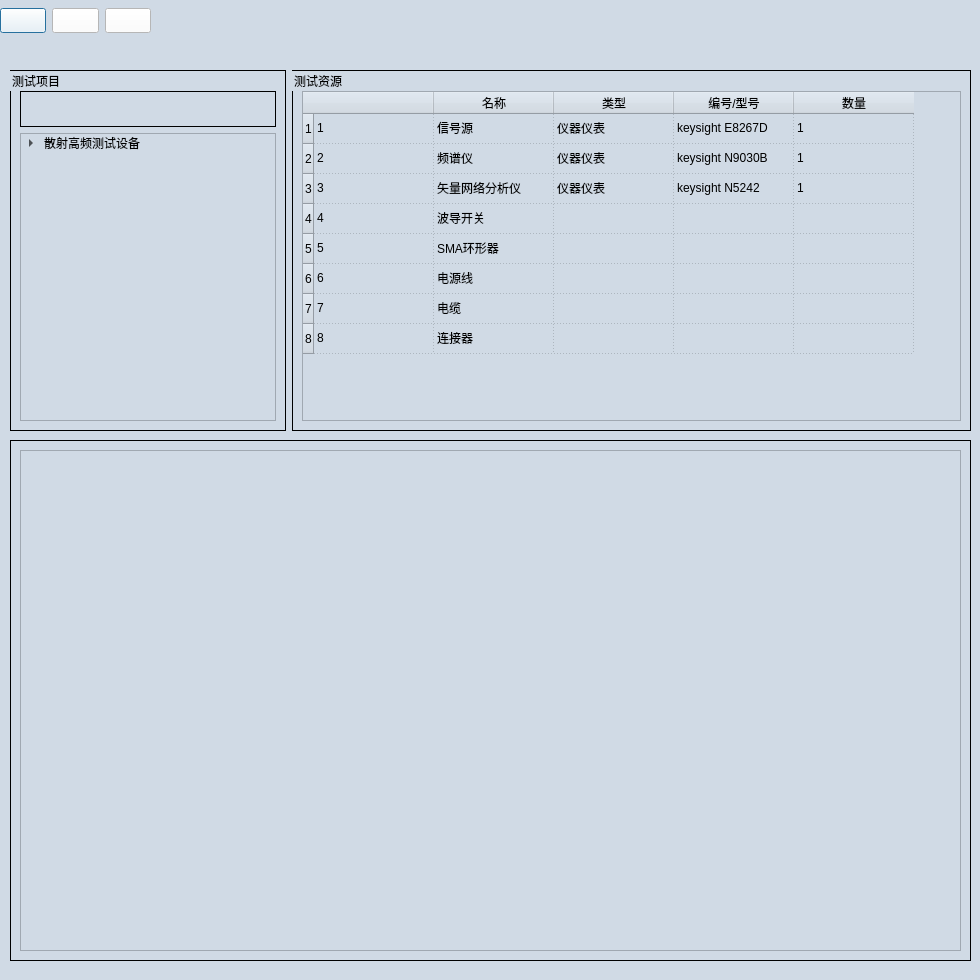
Qt form ui/high_freq_device.ui (gaoxingyu-hub/HUA54testframework) before a commit.
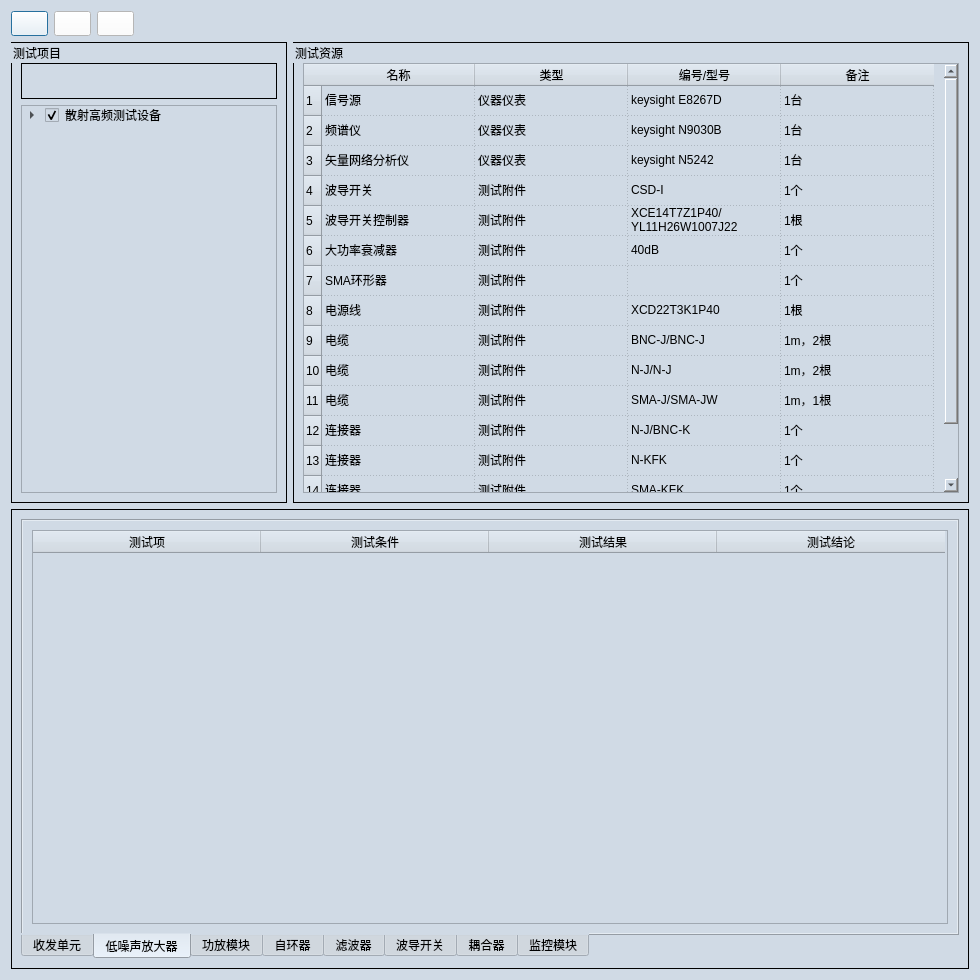
The same form after that commit. Icons and pictures are not drawn.

Commit message: add high_freq_device code

The edit to the form file:
```diff
--- a/ui/high_freq_device.ui
+++ b/ui/high_freq_device.ui
@@ -64,59 +64,8 @@
 border:1px solid rgb(0, 0, 0); 
 }</string>
   </property>
-  <widget class="QSplitter" name="splitter">
-   <property name="geometry">
-    <rect>
-     <x>0</x>
-     <y>0</y>
-     <width>0</width>
-     <height>0</height>
-    </rect>
-   </property>
-   <property name="orientation">
-    <enum>Qt::Horizontal</enum>
-   </property>
-  </widget>
-  <widget class="QSplitter" name="splitter_4">
-   <property name="geometry">
-    <rect>
-     <x>0</x>
-     <y>0</y>
-     <width>0</width>
-     <height>0</height>
-    </rect>
-   </property>
-   <property name="orientation">
-    <enum>Qt::Horizontal</enum>
-   </property>
-  </widget>
-  <widget class="QGroupBox" name="groupBox_test_results">
-   <property name="geometry">
-    <rect>
-     <x>10</x>
-     <y>440</y>
-     <width>961</width>
-     <height>521</height>
-    </rect>
-   </property>
-   <property name="title">
-    <string/>
-   </property>
-   <layout class="QGridLayout" name="gridLayout_4">
+  <layout class="QGridLayout" name="gridLayout_8">
     <item row="0" column="0">
-     <widget class="QTableWidget" name="tableWidget_test_results"/>
-    </item>
-   </layout>
-  </widget>
-  <widget class="QWidget" name="layoutWidget">
-   <property name="geometry">
-    <rect>
-     <x>0</x>
-     <y>0</y>
-     <width>151</width>
-     <height>42</height>
-    </rect>
-   </property>
    <layout class="QGridLayout" name="gridLayout">
     <item row="0" column="0">
      <widget class="QPushButton" name="pushButton_start">
@@ -179,17 +128,22 @@
       </property>
      </widget>
     </item>
-   </layout>
-  </widget>
-  <widget class="QWidget" name="layoutWidget">
-   <property name="geometry">
-    <rect>
-     <x>10</x>
-     <y>70</y>
-     <width>961</width>
-     <height>361</height>
-    </rect>
-   </property>
+     <item row="0" column="3">
+      <spacer name="horizontalSpacer">
+       <property name="orientation">
+        <enum>Qt::Horizontal</enum>
+       </property>
+       <property name="sizeHint" stdset="0">
+        <size>
+         <width>40</width>
+         <height>20</height>
+        </size>
+       </property>
+      </spacer>
+     </item>
+    </layout>
+   </item>
+   <item row="1" column="0">
    <layout class="QHBoxLayout" name="horizontalLayout" stretch="0,2">
     <item>
      <widget class="QGroupBox" name="groupBox_test_modules">
@@ -244,6 +198,9 @@
             <property name="text">
              <string>散射高频测试设备</string>
             </property>
+             <property name="checkState">
+              <enum>Checked</enum>
+             </property>
             <property name="flags">
              <set>ItemIsSelectable|ItemIsEditable|ItemIsDragEnabled|ItemIsUserCheckable|ItemIsEnabled</set>
             </property>
@@ -313,7 +270,13 @@
           <bool>true</bool>
          </attribute>
          <attribute name="horizontalHeaderDefaultSectionSize">
-          <number>120</number>
+           <number>153</number>
+          </attribute>
+          <attribute name="horizontalHeaderStretchLastSection">
+           <bool>false</bool>
+          </attribute>
+          <attribute name="verticalHeaderStretchLastSection">
+           <bool>false</bool>
          </attribute>
          <row>
           <property name="text">
@@ -355,11 +318,41 @@
            <string>8</string>
           </property>
          </row>
-         <column>
+          <row>
           <property name="text">
-           <string/>
-          </property>
-         </column>
+            <string>9</string>
+           </property>
+          </row>
+          <row>
+           <property name="text">
+            <string>10</string>
+           </property>
+          </row>
+          <row>
+           <property name="text">
+            <string>11</string>
+           </property>
+          </row>
+          <row>
+           <property name="text">
+            <string>12</string>
+           </property>
+          </row>
+          <row>
+           <property name="text">
+            <string>13</string>
+           </property>
+          </row>
+          <row>
+           <property name="text">
+            <string>14</string>
+           </property>
+          </row>
+          <row>
+           <property name="text">
+            <string>15</string>
+           </property>
+          </row>
          <column>
           <property name="text">
            <string>名称</string>
@@ -377,140 +370,484 @@
          </column>
          <column>
           <property name="text">
-           <string>数量</string>
+            <string>备注</string>
           </property>
          </column>
          <item row="0" column="0">
-          <property name="text">
-           <string>1</string>
-          </property>
-         </item>
-         <item row="0" column="1">
           <property name="text">
            <string>信号源</string>
           </property>
          </item>
-         <item row="0" column="2">
+          <item row="0" column="1">
           <property name="text">
            <string>仪器仪表</string>
           </property>
          </item>
-         <item row="0" column="3">
+          <item row="0" column="2">
           <property name="text">
            <string>keysight E8267D</string>
           </property>
          </item>
-         <item row="0" column="4">
+          <item row="0" column="3">
           <property name="text">
-           <string>1</string>
+            <string>1台</string>
           </property>
          </item>
          <item row="1" column="0">
-          <property name="text">
-           <string>2</string>
-          </property>
-         </item>
-         <item row="1" column="1">
           <property name="text">
            <string>频谱仪</string>
           </property>
          </item>
+          <item row="1" column="1">
+           <property name="text">
+            <string>仪器仪表</string>
+           </property>
+          </item>
          <item row="1" column="2">
           <property name="text">
-           <string>仪器仪表</string>
-          </property>
-         </item>
-         <item row="1" column="3">
-          <property name="text">
            <string>keysight N9030B</string>
           </property>
          </item>
-         <item row="1" column="4">
+          <item row="1" column="3">
           <property name="text">
-           <string>1</string>
+            <string>1台</string>
           </property>
          </item>
          <item row="2" column="0">
-          <property name="text">
-           <string>3</string>
-          </property>
-         </item>
-         <item row="2" column="1">
           <property name="text">
            <string>矢量网络分析仪</string>
           </property>
          </item>
+          <item row="2" column="1">
+           <property name="text">
+            <string>仪器仪表</string>
+           </property>
+          </item>
          <item row="2" column="2">
           <property name="text">
-           <string>仪器仪表</string>
-          </property>
-         </item>
-         <item row="2" column="3">
-          <property name="text">
            <string>keysight N5242</string>
           </property>
          </item>
-         <item row="2" column="4">
+          <item row="2" column="3">
           <property name="text">
-           <string>1</string>
+            <string>1台</string>
           </property>
          </item>
          <item row="3" column="0">
           <property name="text">
-           <string>4</string>
+            <string>波导开关</string>
           </property>
          </item>
          <item row="3" column="1">
           <property name="text">
-           <string>波导开关</string>
+            <string>测试附件</string>
+           </property>
+          </item>
+          <item row="3" column="2">
+           <property name="text">
+            <string>CSD-I</string>
+           </property>
+          </item>
+          <item row="3" column="3">
+           <property name="text">
+            <string>1个</string>
           </property>
          </item>
          <item row="4" column="0">
           <property name="text">
-           <string>5</string>
+            <string>波导开关控制器</string>
           </property>
          </item>
          <item row="4" column="1">
           <property name="text">
-           <string>SMA环形器</string>
+            <string>测试附件</string>
+           </property>
+          </item>
+          <item row="4" column="2">
+           <property name="text">
+            <string>XCE14T7Z1P40/YL11H26W1007J22</string>
+           </property>
+          </item>
+          <item row="4" column="3">
+           <property name="text">
+            <string>1根</string>
           </property>
          </item>
          <item row="5" column="0">
           <property name="text">
-           <string>6</string>
+            <string>大功率衰减器</string>
           </property>
          </item>
          <item row="5" column="1">
           <property name="text">
-           <string>电源线</string>
+            <string>测试附件</string>
+           </property>
+          </item>
+          <item row="5" column="2">
+           <property name="text">
+            <string>40dB</string>
+           </property>
+          </item>
+          <item row="5" column="3">
+           <property name="text">
+            <string>1个</string>
           </property>
          </item>
          <item row="6" column="0">
           <property name="text">
-           <string>7</string>
+            <string>SMA环形器</string>
           </property>
          </item>
          <item row="6" column="1">
           <property name="text">
-           <string>电缆</string>
+            <string>测试附件</string>
+           </property>
+          </item>
+          <item row="6" column="3">
+           <property name="text">
+            <string>1个</string>
           </property>
          </item>
          <item row="7" column="0">
           <property name="text">
-           <string>8</string>
+            <string>电源线</string>
           </property>
          </item>
          <item row="7" column="1">
           <property name="text">
+            <string>测试附件</string>
+           </property>
+          </item>
+          <item row="7" column="2">
+           <property name="text">
+            <string>XCD22T3K1P40</string>
+           </property>
+          </item>
+          <item row="7" column="3">
+           <property name="text">
+            <string>1根</string>
+           </property>
+          </item>
+          <item row="8" column="0">
+           <property name="text">
+            <string>电缆</string>
+           </property>
+          </item>
+          <item row="8" column="1">
+           <property name="text">
+            <string>测试附件</string>
+           </property>
+          </item>
+          <item row="8" column="2">
+           <property name="text">
+            <string>BNC-J/BNC-J</string>
+           </property>
+          </item>
+          <item row="8" column="3">
+           <property name="text">
+            <string>1m，2根</string>
+           </property>
+          </item>
+          <item row="9" column="0">
+           <property name="text">
+            <string>电缆</string>
+           </property>
+          </item>
+          <item row="9" column="1">
+           <property name="text">
+            <string>测试附件</string>
+           </property>
+          </item>
+          <item row="9" column="2">
+           <property name="text">
+            <string>N-J/N-J</string>
+           </property>
+          </item>
+          <item row="9" column="3">
+           <property name="text">
+            <string>1m，2根</string>
+           </property>
+          </item>
+          <item row="10" column="0">
+           <property name="text">
+            <string>电缆</string>
+           </property>
+          </item>
+          <item row="10" column="1">
+           <property name="text">
+            <string>测试附件</string>
+           </property>
+          </item>
+          <item row="10" column="2">
+           <property name="text">
+            <string>SMA-J/SMA-JW</string>
+           </property>
+          </item>
+          <item row="10" column="3">
+           <property name="text">
+            <string>1m，1根</string>
+           </property>
+          </item>
+          <item row="11" column="0">
+           <property name="text">
            <string>连接器</string>
           </property>
          </item>
+          <item row="11" column="1">
+           <property name="text">
+            <string>测试附件</string>
+           </property>
+          </item>
+          <item row="11" column="2">
+           <property name="text">
+            <string>N-J/BNC-K</string>
+           </property>
+          </item>
+          <item row="11" column="3">
+           <property name="text">
+            <string>1个</string>
+           </property>
+          </item>
+          <item row="12" column="0">
+           <property name="text">
+            <string>连接器</string>
+           </property>
+          </item>
+          <item row="12" column="1">
+           <property name="text">
+            <string>测试附件</string>
+           </property>
+          </item>
+          <item row="12" column="2">
+           <property name="text">
+            <string>N-KFK</string>
+           </property>
+          </item>
+          <item row="12" column="3">
+           <property name="text">
+            <string>1个</string>
+           </property>
+          </item>
+          <item row="13" column="0">
+           <property name="text">
+            <string>连接器</string>
+           </property>
+          </item>
+          <item row="13" column="1">
+           <property name="text">
+            <string>测试附件</string>
+           </property>
+          </item>
+          <item row="13" column="2">
+           <property name="text">
+            <string>SMA-KFK</string>
+           </property>
+          </item>
+          <item row="13" column="3">
+           <property name="text">
+            <string>1个</string>
+           </property>
+          </item>
+          <item row="14" column="0">
+           <property name="text">
+            <string>连接器</string>
+           </property>
+          </item>
+          <item row="14" column="1">
+           <property name="text">
+            <string>测试附件</string>
+           </property>
+          </item>
+          <item row="14" column="2">
+           <property name="text">
+            <string>N-K/SMA-K</string>
+           </property>
+          </item>
+          <item row="14" column="3">
+           <property name="text">
+            <string>1个</string>
+           </property>
+          </item>
         </widget>
        </item>
       </layout>
      </widget>
     </item>
    </layout>
+   </item>
+   <item row="2" column="0">
+    <widget class="QGroupBox" name="groupBox_test_results">
+     <property name="title">
+      <string/>
+     </property>
+     <layout class="QGridLayout" name="gridLayout_7">
+      <item row="0" column="0">
+       <widget class="QTabWidget" name="tabWidget">
+        <property name="tabPosition">
+         <enum>QTabWidget::South</enum>
+        </property>
+        <property name="currentIndex">
+         <number>1</number>
+        </property>
+        <widget class="QWidget" name="tab">
+         <attribute name="title">
+          <string>收发单元</string>
+         </attribute>
+         <layout class="QGridLayout" name="gridLayout_4">
+          <item row="0" column="0">
+           <widget class="QTableWidget" name="tableWidget_test_results_tr">
+            <attribute name="horizontalHeaderDefaultSectionSize">
+             <number>228</number>
+            </attribute>
+            <column>
+             <property name="text">
+              <string>测试项</string>
+             </property>
+            </column>
+            <column>
+             <property name="text">
+              <string>测试条件</string>
+             </property>
+            </column>
+            <column>
+             <property name="text">
+              <string>测试结果</string>
+             </property>
+            </column>
+            <column>
+             <property name="text">
+              <string>测试结论</string>
+             </property>
+            </column>
+           </widget>
+          </item>
+         </layout>
+        </widget>
+        <widget class="QWidget" name="tab_2">
+         <attribute name="title">
+          <string>低噪声放大器</string>
+         </attribute>
+         <layout class="QGridLayout" name="gridLayout_9">
+          <item row="0" column="0">
+           <widget class="QTableWidget" name="tableWidget_test_results_lna">
+            <attribute name="horizontalHeaderDefaultSectionSize">
+             <number>228</number>
+            </attribute>
+            <column>
+             <property name="text">
+              <string>测试项</string>
+             </property>
+            </column>
+            <column>
+             <property name="text">
+              <string>测试条件</string>
+             </property>
+            </column>
+            <column>
+             <property name="text">
+              <string>测试结果</string>
+             </property>
+            </column>
+            <column>
+             <property name="text">
+              <string>测试结论</string>
+             </property>
+            </column>
+           </widget>
+          </item>
+         </layout>
+        </widget>
+        <widget class="QWidget" name="tab_3">
+         <attribute name="title">
+          <string>功放模块</string>
+         </attribute>
+         <layout class="QGridLayout" name="gridLayout_10">
+          <item row="0" column="0">
+           <widget class="QTableWidget" name="tableWidget_test_results_pa"/>
+          </item>
+         </layout>
+        </widget>
+        <widget class="QWidget" name="tab_4">
+         <attribute name="title">
+          <string>自环器</string>
+         </attribute>
+         <layout class="QGridLayout" name="gridLayout_11">
+          <item row="0" column="0">
+           <widget class="QTableWidget" name="tableWidget_test_results_sc"/>
+          </item>
+         </layout>
+        </widget>
+        <widget class="QWidget" name="tab_5">
+         <attribute name="title">
+          <string>滤波器</string>
+         </attribute>
+         <layout class="QGridLayout" name="gridLayout_12">
+          <item row="0" column="0">
+           <widget class="QTableWidget" name="tableWidget_test_results_filter"/>
+          </item>
+         </layout>
+        </widget>
+        <widget class="QWidget" name="tab_7">
+         <attribute name="title">
+          <string>波导开关</string>
+         </attribute>
+         <layout class="QGridLayout" name="gridLayout_13">
+          <item row="0" column="0">
+           <widget class="QTableWidget" name="tableWidget_test_results_wg"/>
+          </item>
+         </layout>
+        </widget>
+        <widget class="QWidget" name="tab_6">
+         <attribute name="title">
+          <string>耦合器</string>
+         </attribute>
+         <layout class="QGridLayout" name="gridLayout_14">
+          <item row="0" column="0">
+           <widget class="QTableWidget" name="tableWidget_test_results_coupler"/>
+          </item>
+         </layout>
+        </widget>
+        <widget class="QWidget" name="tab_8">
+         <attribute name="title">
+          <string>监控模块</string>
+         </attribute>
+         <layout class="QGridLayout" name="gridLayout_15">
+          <item row="0" column="0">
+           <widget class="QTableWidget" name="tableWidget_test_results_monitor"/>
+          </item>
+         </layout>
+        </widget>
+       </widget>
+      </item>
+     </layout>
+    </widget>
+   </item>
+  </layout>
+  <widget class="QSplitter" name="splitter">
+   <property name="geometry">
+    <rect>
+     <x>0</x>
+     <y>0</y>
+     <width>0</width>
+     <height>0</height>
+    </rect>
+   </property>
+   <property name="orientation">
+    <enum>Qt::Horizontal</enum>
+   </property>
+  </widget>
+  <widget class="QSplitter" name="splitter_4">
+   <property name="geometry">
+    <rect>
+     <x>0</x>
+     <y>0</y>
+     <width>0</width>
+     <height>0</height>
+    </rect>
+   </property>
+   <property name="orientation">
+    <enum>Qt::Horizontal</enum>
+   </property>
   </widget>
  </widget>
  <resources>
```
Left out of the diff: 24 changed lines with no effect on the pictures. Lines whose indentation alone changed are shown as unchanged. The commit also changes 46 other files.
